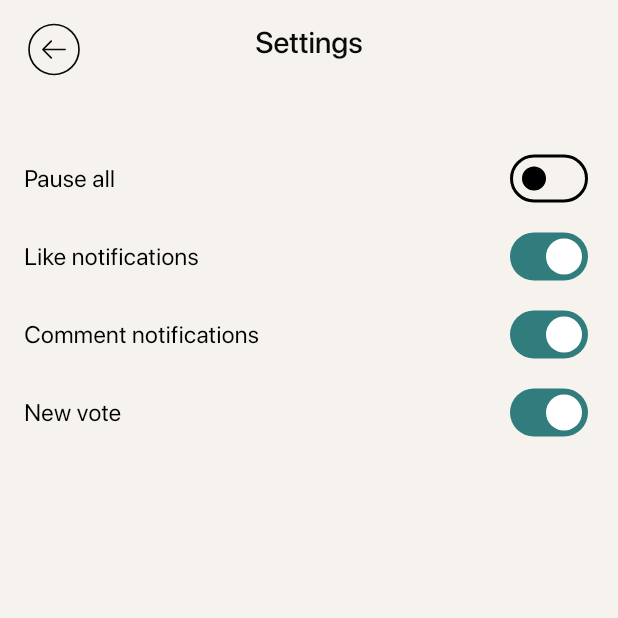
After one commit to ryann254/Surveva-App, a Flutter app: the NotificationsPage screen opened directly, on a phone screen of 412 x 824 dp, the top half of it. The commit adds this screen. Run offline on Flutter 3.47's test engine with Material 3 defaults, Android fonts, the light colour scheme and no system bars; our stand-ins replace flutter_svg, permission_handler; missing offline and left inert: date_picker_plus, flutter_verification_code; project files that could hold a hidden picture were left out.

Commit message:
feat: add NotificaitonsPage ui

```diff
--- /dev/null
+++ b/lib/pages/profile/NotificationsPage.dart
@@ -0,0 +1,99 @@
+import 'package:flutter/material.dart';
+import 'package:flutter_svg/svg.dart';
+
+class NotificationsPage extends StatefulWidget {
+  const NotificationsPage({super.key});
+
+  @override
+  State<NotificationsPage> createState() => _NotificationsPageState();
+}
+
+class _NotificationsPageState extends State<NotificationsPage> {
+  bool _pauseAll = false;
+  bool _likeNotifications = true;
+  bool _commentNotifications = true;
+  bool _newVoteNotifications = true;
+
+  @override
+  Widget build(BuildContext context) {
+    return Scaffold(
+      appBar: appBar(context),
+      body: SafeArea(
+          child: Column(
+        children: [
+          const SizedBox(
+            height: 37,
+          ),
+          notificationWidget('Pause all', _pauseAll, (value) {
+            setState(() {
+              _pauseAll = value;
+              if (_pauseAll) {
+                _likeNotifications = false;
+                _commentNotifications = false;
+                _newVoteNotifications = false;
+              }
+            });
+          }),
+          notificationWidget('Like notifications', _likeNotifications, (value) {
+            setState(() {
+              _likeNotifications = value;
+            });
+          }, enabled: !_pauseAll),
+          notificationWidget('Comment notifications', _commentNotifications, (value) {
+            setState(() {
+              _commentNotifications = value;
+            });
+          }, enabled: !_pauseAll),
+          notificationWidget('New vote', _newVoteNotifications, (value) {
+            setState(() {
+              _newVoteNotifications = value;
+            });
+          }, enabled: !_pauseAll),
+        ],
+      )),
+    );
+  }
+
+  Padding notificationWidget(String title, bool value, Function(bool) onChanged, {bool enabled = true}) {
+    return Padding(
+      padding: const EdgeInsets.symmetric(horizontal: 16, vertical: 2),
+      child: Row(
+        mainAxisAlignment: MainAxisAlignment.spaceBetween,
+        crossAxisAlignment: CrossAxisAlignment.center,
+        children: [
+          Text(
+            title,
+            style: TextStyle(
+              fontSize: 16,
+              fontWeight: FontWeight.w400,
+              color: enabled ? Colors.black : Colors.grey,
+            ),
+          ),
+          Switch(
+            value: value,
+            onChanged: enabled ? onChanged : null,
+          ),
+        ],
+      ),
+    );
+  }
+}
+
+AppBar appBar(BuildContext context) {
+  return AppBar(
+    leading: GestureDetector(
+      child: Padding(
+        padding: const EdgeInsets.only(left: 16.0, top: 10.0),
+        child: SvgPicture.asset('assets/create poll/back_button.svg'),
+      ),
+      onTap: () {
+        Navigator.pop(context);
+      },
+    ),
+    title: const Text(
+      'Settings',
+      style: TextStyle(fontSize: 20, fontWeight: FontWeight.w500),
+    ),
+    centerTitle: true,
+  );
+}
```
Also changed, not shown: lib/pages/profile/MoreSettingsPage.dart (+11 -5 lines).
